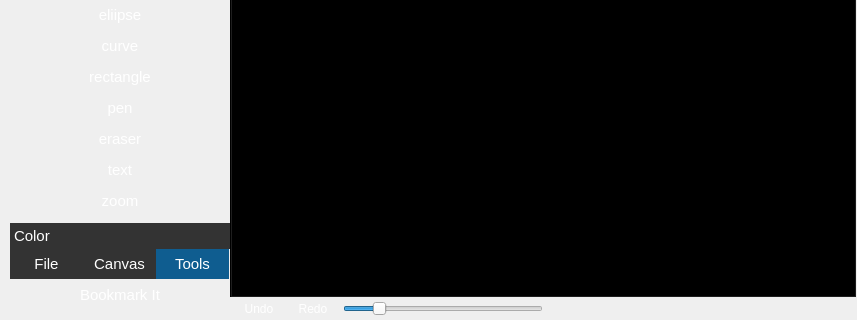
Above: app/corepaint/corepaint.ui from rahmanshaber/corebox before the change; both pictures show x 0 to 857 and y 184 to 504 of the 857 by 504 pixel window. Below: the same form after it.
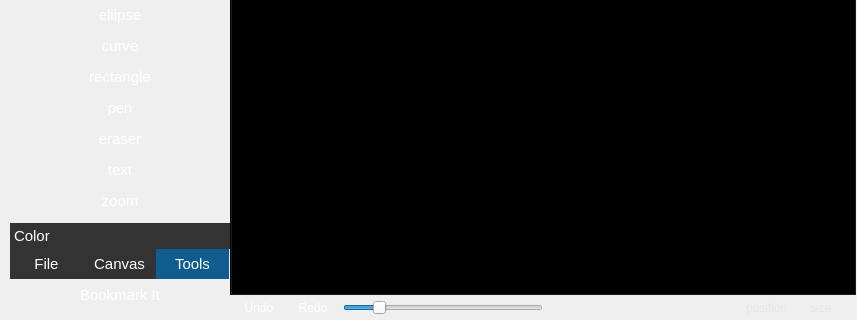
That is the form after the change. The open tabs and pages were chosen to show the change. Icons and pictures are not drawn.

The edit to the form file:
```diff
--- a/app/corepaint/corepaint.ui
+++ b/app/corepaint/corepaint.ui
@@ -46,7 +46,7 @@
 QLabel{
     background-color:transparent;
     color:#E6E6E6 ;
-    padding: 5px 5px 5px 5px;}
+    padding: 1px 5px 1px 5px;}
 
 
 QPushButton{
@@ -286,7 +286,7 @@
      <property name="maximumSize">
       <size>
        <width>16777215</width>
-       <height>22</height>
+       <height>24</height>
       </size>
      </property>
      <property name="accessibleName">
@@ -393,13 +393,13 @@
        <widget class="QLabel" name="pColorPreviewLabel">
         <property name="minimumSize">
          <size>
-          <width>30</width>
+          <width>50</width>
           <height>20</height>
          </size>
         </property>
         <property name="maximumSize">
          <size>
-          <width>30</width>
+          <width>100</width>
           <height>20</height>
          </size>
         </property>
@@ -442,7 +442,7 @@
          </size>
         </property>
         <property name="text">
-         <string/>
+         <string>position</string>
         </property>
        </widget>
       </item>
@@ -461,7 +461,7 @@
          </size>
         </property>
         <property name="text">
-         <string/>
+         <string>size</string>
         </property>
        </widget>
       </item>
```
Left out of the diff: 10 changed lines with no effect on the pictures.
